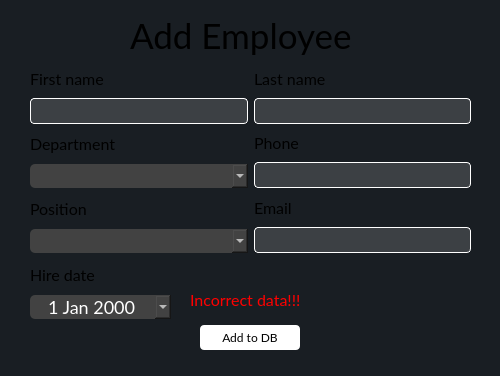
First picture: the form in PhoneManagerGUI/ui/insertemployeedialog.ui, repository tarashunchak/PhoneCompanyManager, before the edit.
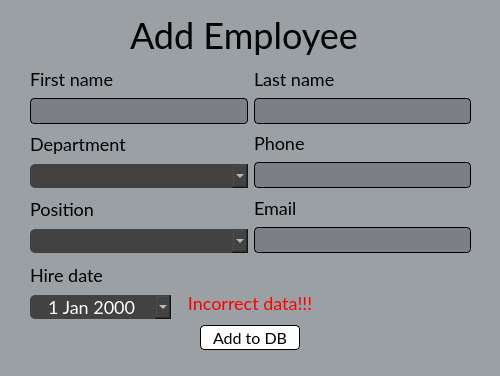
Second picture: the form after the edit.

What changed in the file:
```diff
--- a/PhoneManagerGUI/ui/insertemployeedialog.ui
+++ b/PhoneManagerGUI/ui/insertemployeedialog.ui
@@ -14,8 +14,10 @@
    <string>Form</string>
   </property>
   <property name="styleSheet">
-   <string notr="true">background-color:rgb(25, 30, 35);
-font-family:Lato, Consolas;</string>
+   <string notr="true">background-color:rgb(155,160, 165);
+font-family:Lato, Arial, Consolas;
+color:black;
+font-size:18px;</string>
   </property>
   <widget class="QLabel" name="header_label">
    <property name="geometry">
@@ -29,9 +31,13 @@
    <property name="font">
     <font>
      <family>Lato</family>
-     <pointsize>26</pointsize>
+     <pointsize>-1</pointsize>
     </font>
    </property>
+   <property name="styleSheet">
+    <string notr="true">background-color:transparent;
+font-size:36px;</string>
+   </property>
    <property name="text">
     <string>Add Employee</string>
    </property>
@@ -49,8 +55,9 @@
     <string notr="true">QPushButton{
 color:black;
 background-color:white;
-border:none;
+border:1px solid black;
 border-radius:4px;
+font-size:16px;
 }
 QPushButton:hover{
 	background-color:rgb(220, 220, 220);
@@ -63,22 +70,25 @@
   <widget class="QLabel" name="incorrect_data_label">
    <property name="geometry">
     <rect>
-     <x>190</x>
+     <x>0</x>
      <y>290</y>
-     <width>121</width>
-     <height>19</height>
+     <width>500</width>
+     <height>25</height>
     </rect>
    </property>
    <property name="styleSheet">
     <string notr="true">color:red;
-font-family:Lato, Consolas;
-font-size:16px;
+font-family:Lato, Arial, Consolas;
+font-size:18px;
 background-color:transparent;
 </string>
    </property>
    <property name="text">
     <string>Incorrect data!!!</string>
    </property>
+   <property name="alignment">
+    <set>Qt::AlignmentFlag::AlignCenter</set>
+   </property>
   </widget>
   <widget class="QWidget" name="layoutWidget">
    <property name="geometry">
@@ -97,7 +107,7 @@
         <property name="font">
          <font>
           <family>Lato</family>
-          <pointsize>12</pointsize>
+          <pointsize>-1</pointsize>
          </font>
         </property>
         <property name="text">
@@ -108,12 +118,13 @@
       <item>
        <widget class="QLineEdit" name="first_name_lineEdit">
         <property name="styleSheet">
-         <string notr="true">background-color:rgba(200, 200, 200, 0.2);
-color:white;
+         <string notr="true">background-color:rgba(0, 0, 0, 0.2);
+color:black;
 font-family:Lato, Consolas;
 font-size:18px;
 border-radius:4px;
-border:1px solid white;</string>
+border:1px solid black;
+padding-left:4px;</string>
         </property>
        </widget>
       </item>
@@ -132,7 +143,7 @@
         <property name="font">
          <font>
           <family>Lato</family>
-          <pointsize>12</pointsize>
+          <pointsize>-1</pointsize>
          </font>
         </property>
         <property name="text">
@@ -149,12 +160,13 @@
          </size>
         </property>
         <property name="styleSheet">
-         <string notr="true">background-color:rgba(200, 200, 200, 0.2);
-color:white;
+         <string notr="true">background-color:rgba(0, 0, 0, 0.2);
+color:black;
 font-family:Lato, Consolas;
 font-size:18px;
 border-radius:4px;
-border:1px solid white;</string>
+border:1px solid black;
+padding-left:4px;</string>
         </property>
        </widget>
       </item>
@@ -167,7 +179,7 @@
         <property name="font">
          <font>
           <family>Lato</family>
-          <pointsize>12</pointsize>
+          <pointsize>-1</pointsize>
          </font>
         </property>
         <property name="text">
@@ -202,7 +214,7 @@
         <property name="font">
          <font>
           <family>Lato</family>
-          <pointsize>12</pointsize>
+          <pointsize>-1</pointsize>
          </font>
         </property>
         <property name="text">
@@ -219,12 +231,13 @@
          </size>
         </property>
         <property name="styleSheet">
-         <string notr="true">background-color:rgba(200, 200, 200, 0.2);
-color:white;
+         <string notr="true">background-color:rgba(0, 0, 0, 0.2);
+color:black;
 font-family:Lato, Consolas;
 font-size:18px;
 border-radius:4px;
-border:1px solid white;</string>
+border:1px solid black;
+padding-left:4px;</string>
         </property>
        </widget>
       </item>
@@ -237,7 +250,7 @@
         <property name="font">
          <font>
           <family>Lato</family>
-          <pointsize>12</pointsize>
+          <pointsize>-1</pointsize>
          </font>
         </property>
         <property name="text">
@@ -272,7 +285,7 @@
         <property name="font">
          <font>
           <family>Lato</family>
-          <pointsize>12</pointsize>
+          <pointsize>-1</pointsize>
          </font>
         </property>
         <property name="text">
@@ -289,12 +302,13 @@
          </size>
         </property>
         <property name="styleSheet">
-         <string notr="true">background-color:rgba(200, 200, 200, 0.2);
-color:white;
+         <string notr="true">background-color:rgba(0, 0, 0, 0.2);
+color:black;
 font-family:Lato, Consolas;
 font-size:18px;
 border-radius:4px;
-border:1px solid white;</string>
+border:1px solid black;
+padding-left:4px;</string>
         </property>
        </widget>
       </item>
@@ -317,7 +331,7 @@
       <property name="font">
        <font>
         <family>Lato</family>
-        <pointsize>12</pointsize>
+        <pointsize>-1</pointsize>
        </font>
       </property>
       <property name="text">
```
Left out of the diff: 2 changed lines with no effect on the pictures.
